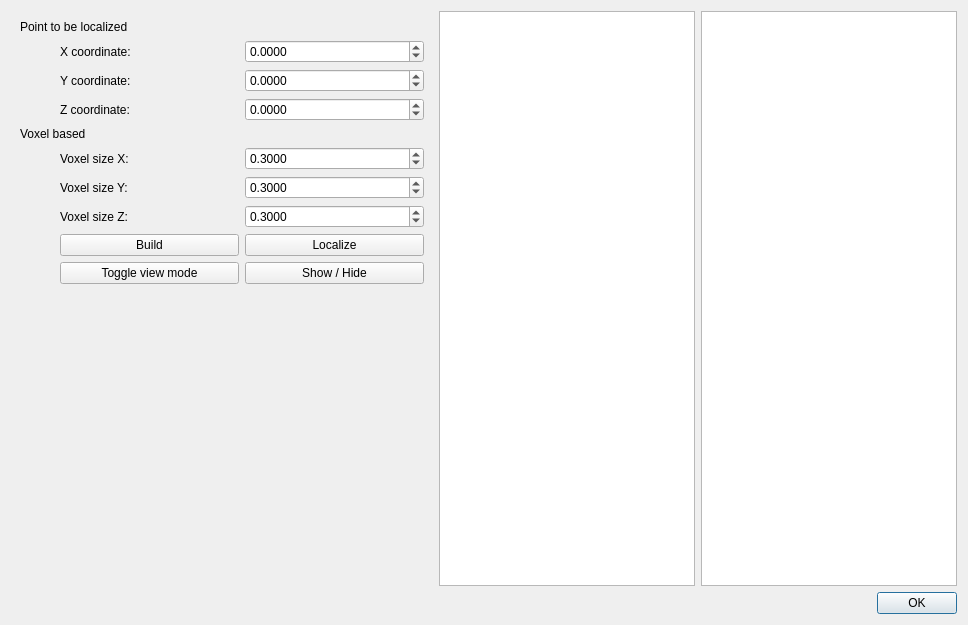
This is Source/PL3DS.Gui/src/Dialogs/LocalizeDialog.ui in osipyonok/PointLocationIn3DSubdivision as Qt 5 draws it before an edit. The edited form follows.
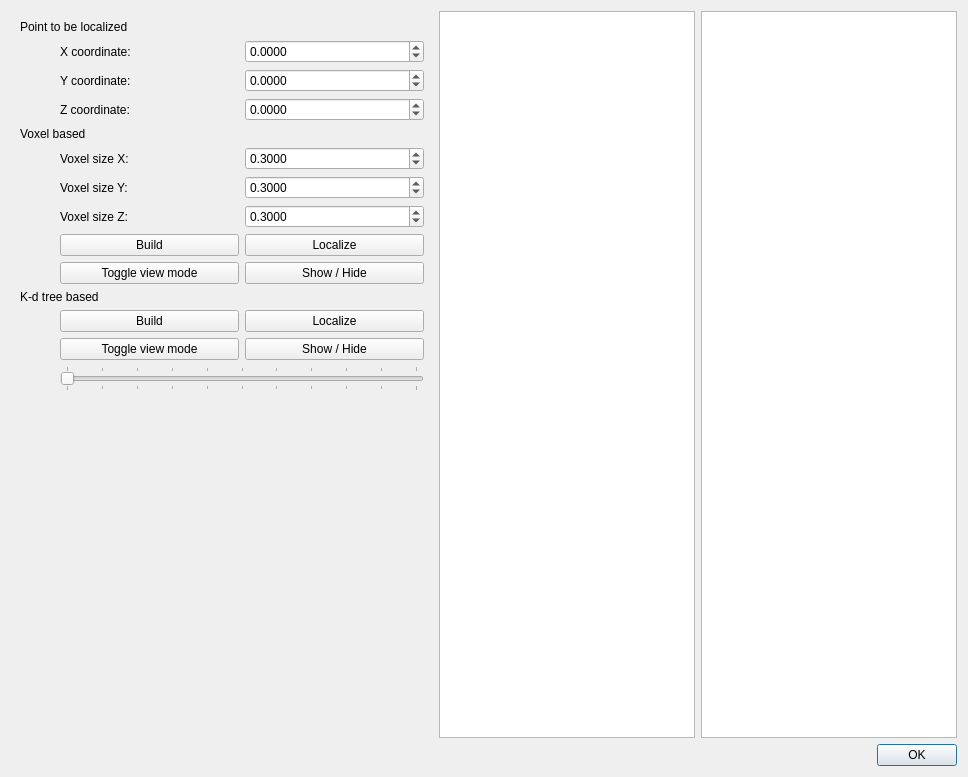
This is the edited form.

Commit message: Made it possible to localize with KD-tree

```diff
--- a/Source/PL3DS.Gui/src/Dialogs/LocalizeDialog.ui
+++ b/Source/PL3DS.Gui/src/Dialogs/LocalizeDialog.ui
@@ -7,7 +7,7 @@
     <x>0</x>
     <y>0</y>
     <width>968</width>
-    <height>625</height>
+    <height>777</height>
    </rect>
   </property>
   <property name="windowTitle">
@@ -236,6 +236,74 @@
           </item>
          </layout>
         </item>
+        <item>
+         <widget class="QLabel" name="label_8">
+          <property name="text">
+           <string>K-d tree based</string>
+          </property>
+         </widget>
+        </item>
+        <item>
+         <layout class="QGridLayout" name="gridLayout_3">
+          <item row="0" column="1">
+           <widget class="QPushButton" name="mp_btn_kd_build">
+            <property name="text">
+             <string>Build</string>
+            </property>
+           </widget>
+          </item>
+          <item row="1" column="2">
+           <widget class="QPushButton" name="mp_btn_kd_show_hide">
+            <property name="text">
+             <string>Show / Hide</string>
+            </property>
+           </widget>
+          </item>
+          <item row="2" column="1" colspan="2">
+           <widget class="QSlider" name="mp_slider_kd_layer">
+            <property name="maximum">
+             <number>10</number>
+            </property>
+            <property name="orientation">
+             <enum>Qt::Horizontal</enum>
+            </property>
+            <property name="tickPosition">
+             <enum>QSlider::TicksBothSides</enum>
+            </property>
+           </widget>
+          </item>
+          <item row="1" column="1">
+           <widget class="QPushButton" name="mp_btn_kd_toggle">
+            <property name="text">
+             <string>Toggle view mode</string>
+            </property>
+           </widget>
+          </item>
+          <item row="0" column="0">
+           <spacer name="horizontalSpacer_2">
+            <property name="orientation">
+             <enum>Qt::Horizontal</enum>
+            </property>
+            <property name="sizeType">
+             <enum>QSizePolicy::Fixed</enum>
+            </property>
+            <property name="sizeHint" stdset="0">
+             <size>
+              <width>40</width>
+              <height>20</height>
+             </size>
+            </property>
+           </spacer>
+          </item>
+          <item row="0" column="2">
+           <widget class="QPushButton" name="mp_btn_kd_localize">
+            <property name="text">
+             <string>Localize</string>
+            </property>
+           </widget>
+          </item>
+         </layout>
+        </item>
         <item>
          <spacer name="verticalSpacer">
           <property name="orientation">
```
The commit also changes 5 other files.
